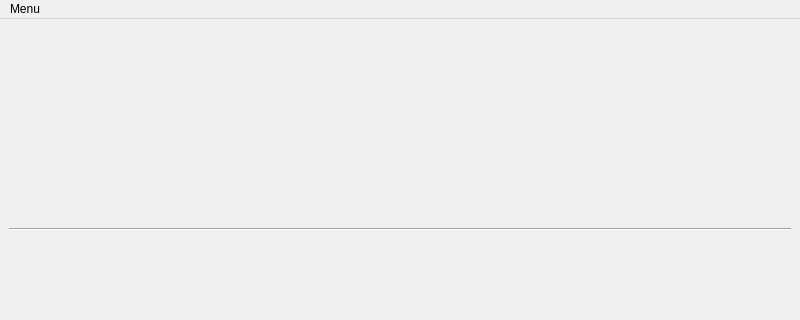
mwiszenko/PAIN_ConnectFour, file ConnectFour/mainwindow.ui: the form before one commit; both pictures show x 0 to 800 and y 0 to 320 of the 800 by 600 pixel window.
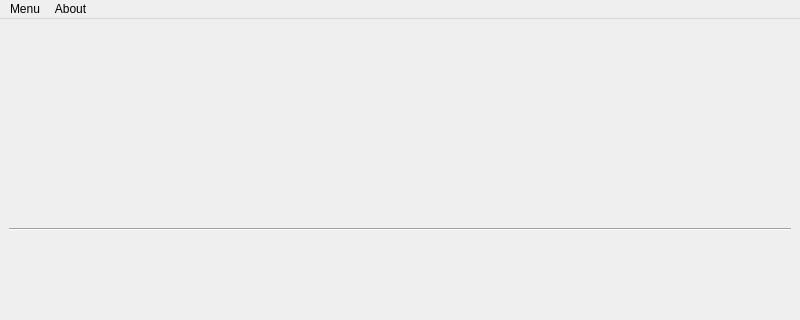
The form after the commit.

The edit to the form file:
```diff
--- a/ConnectFour/mainwindow.ui
+++ b/ConnectFour/mainwindow.ui
@@ -118,7 +118,14 @@
     <addaction name="actionSettings"/>
     <addaction name="actionExit"/>
    </widget>
+   <widget class="QMenu" name="menuAbout">
+    <property name="title">
+     <string>About</string>
+    </property>
+    <addaction name="actionCredits"/>
+   </widget>
    <addaction name="menuMenu"/>
+   <addaction name="menuAbout"/>
   </widget>
   <widget class="QStatusBar" name="statusbar"/>
   <widget class="QToolBar" name="toolBar">
```
Left out of the diff: 5 changed lines with no effect on the pictures.
